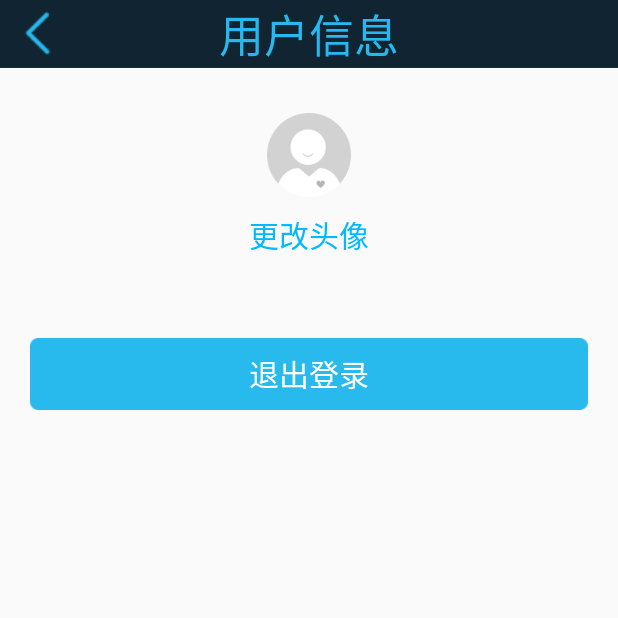
After one commit to zhangsan2016/MyP2PInverst, an Android app: the UserInfoActivity screen opened directly, with no data from a screen before it, on a phone screen of 412 x 824 dp, the top half of it. The commit adds this screen. Run offline under Robolectric (Android 15) with nearby library versions, the phone set to English and light mode, and no system bars; our stand-ins replace ButterKnife; 2 statements that could not run were skipped.

Commit message:
2019年2月9日 14:54:11

```diff
--- a/app/build.gradle
+++ b/app/build.gradle
@@ -11,7 +11,10 @@ android {
         versionCode 1
         versionName "1.0"
         testInstrumentationRunner "android.support.test.runner.AndroidJUnitRunner"
+
+
     }
+
     buildTypes {
         release {
             minifyEnabled false
@@ -42,7 +45,8 @@ dependencies {
 
     androidTestImplementation 'com.android.support.test:runner:1.0.2'
     androidTestImplementation 'com.android.support.test.espresso:espresso-core:3.0.2'
-    implementation 'com.jakewharton:butterknife:8.8.1'
+   // annotationProcessor 'com.jakewharton:butterknife:7.0.1'
+   implementation 'com.jakewharton:butterknife:8.8.1'
     annotationProcessor 'com.jakewharton:butterknife-compiler:8.8.1'
 
 }
--- a/app/src/main/AndroidManifest.xml
+++ b/app/src/main/AndroidManifest.xml
@@ -37,6 +37,9 @@
             android:name=".activity.MainActivity"
             android:theme="@style/StyledIndicators"></activity>
 
+        <activity
+            android:name=".activity.UserInfoActivity"></activity>
+
         <activity android:name=".activity.WelcomeActivity">
             <intent-filter>
                 <action android:name="android.intent.action.MAIN" />
--- /dev/null
+++ b/app/src/main/res/layout/activity_user_info.xml
@@ -0,0 +1,49 @@
+<?xml version="1.0" encoding="utf-8"?>
+<LinearLayout xmlns:android="http://schemas.android.com/apk/res/android"
+    android:layout_width="match_parent"
+    android:layout_height="match_parent"
+    android:orientation="vertical">
+
+
+    <include layout="@layout/common_title"></include>
+
+
+    <RelativeLayout
+        android:layout_width="match_parent"
+        android:layout_height="150dp">
+
+        <ImageView
+            android:id="@+id/iv_user_icon"
+            android:layout_width="wrap_content"
+            android:layout_height="wrap_content"
+            android:layout_centerHorizontal="true"
+            android:layout_marginTop="30dp"
+            android:src="@drawable/my_user_default" />
+
+        <TextView
+            android:id="@+id/tv_user_change"
+            android:layout_width="wrap_content"
+            android:layout_height="wrap_content"
+            android:layout_below="@+id/iv_user_icon"
+            android:layout_centerHorizontal="true"
+            android:layout_marginTop="10dp"
+            android:text="更改头像"
+            android:textSize="20sp"
+            android:textColor="#00baff" />
+
+
+    </RelativeLayout>
+
+    <Button
+        android:id="@+id/btn_user_logout"
+        android:layout_width="match_parent"
+        android:layout_height="wrap_content"
+        android:layout_marginLeft="20dp"
+        android:layout_marginTop="30dp"
+        android:layout_marginRight="20dp"
+        android:background="@drawable/btn_01"
+        android:text="退出登录"
+        android:textColor="@color/white"
+        android:textSize="20sp" />
+
+</LinearLayout>
```
Also changed, not shown: app/src/main/java/myp2pinverst/ldgd/com/myp2pinverst/activity/UserInfoActivity.java (added, +312 -0 lines), app/src/main/java/myp2pinverst/ldgd/com/myp2pinverst/fragment/MeFragment.java (+10 -0 lines), app/src/main/java/myp2pinverst/ldgd/com/myp2pinverst/util/BitmapUtils.java (added, +60 -0 lines), app/src/main/res/drawable-xhdpi/btn_01.png (added), 145 other files.
